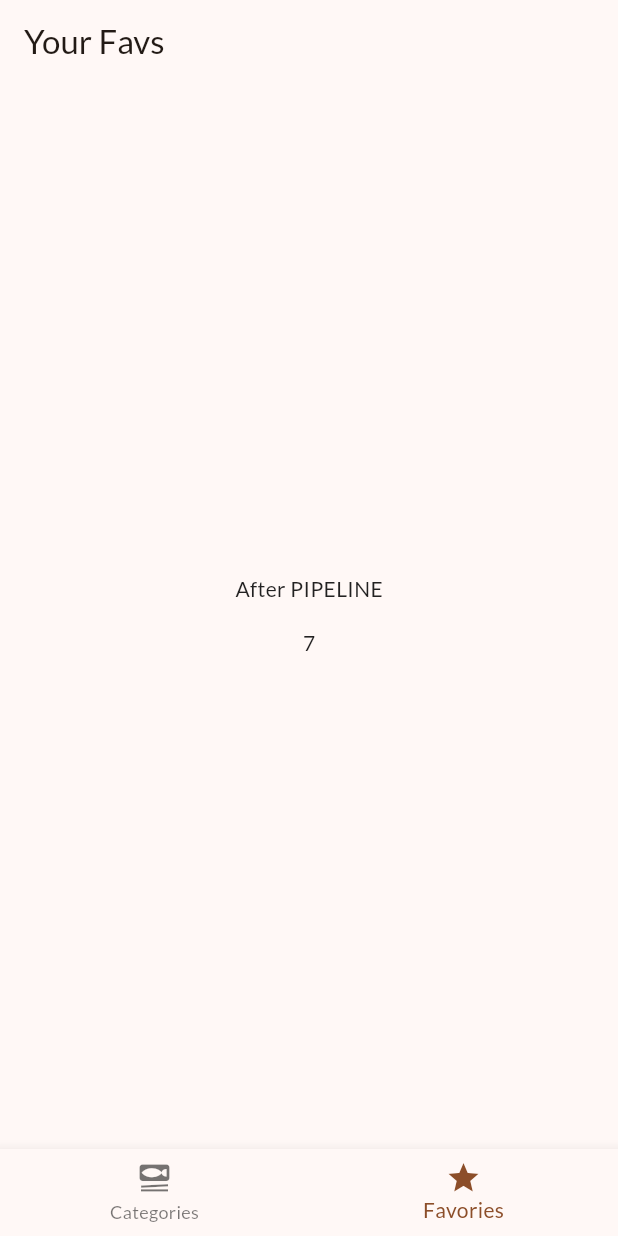
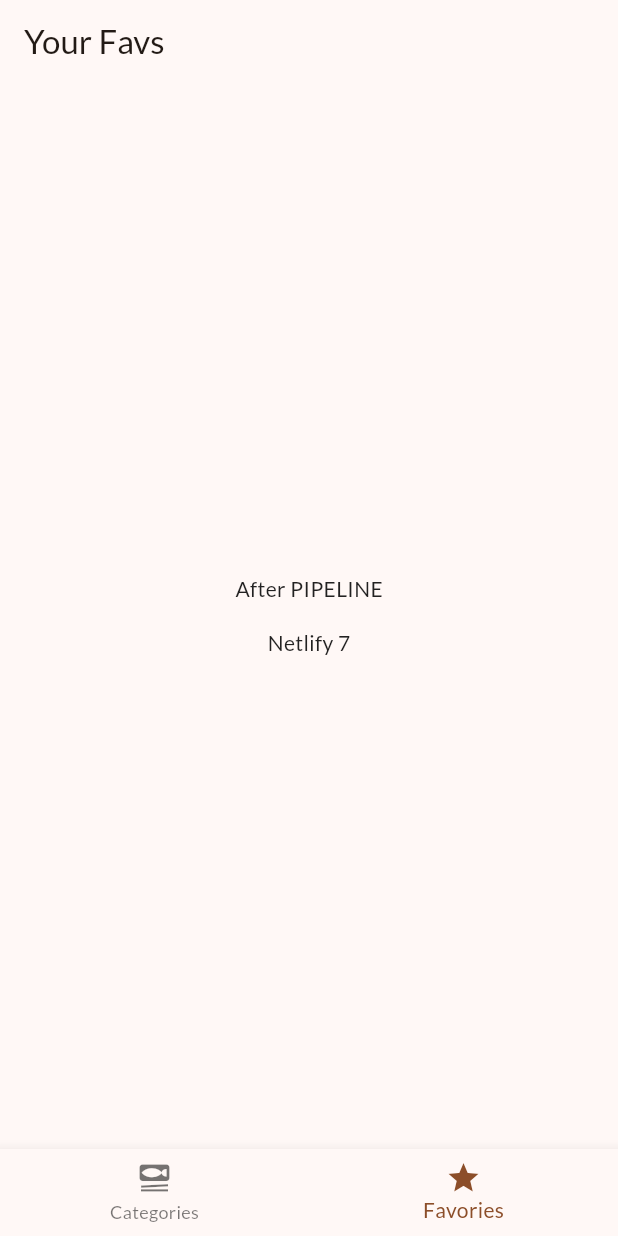
Before and after one commit to mdateeq7607/meal-cicd, a Flutter app: the screen it shows after launch, item 2 of the bottom bar chosen, on a phone screen of 412 x 824 dp. Run offline on Flutter 3.47's test engine with Material 2 defaults, Android fonts, the phone set to English and light mode, and no system bars; our stand-ins replace google_fonts, transparent_image.

Commit message:
Netlify Deploy

```diff
--- a/lib/screens/meals.dart
+++ b/lib/screens/meals.dart
@@ -44,7 +44,7 @@ class MealsScreen extends StatelessWidget {
           children: const [
             Text('After PIPELINE'),
             SizedBox(height: 16),
-            Text('7'),
+            Text('Netlify 7'),
           ],
         ),
       );
```
Also changed, not shown: 1 other file.
